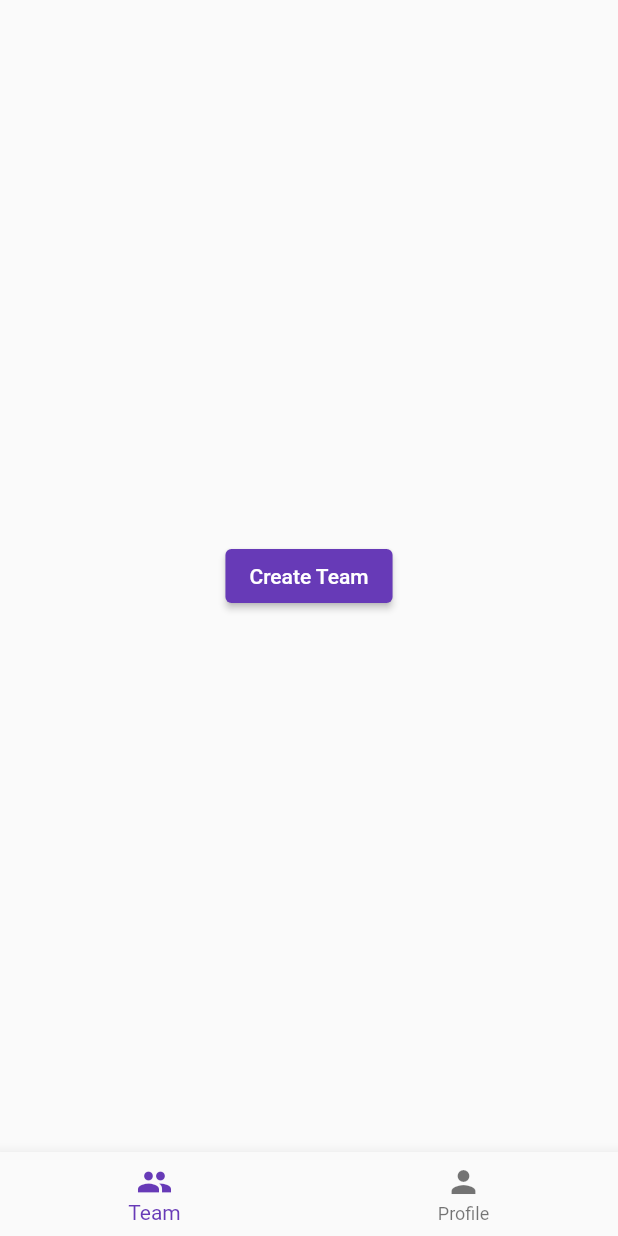
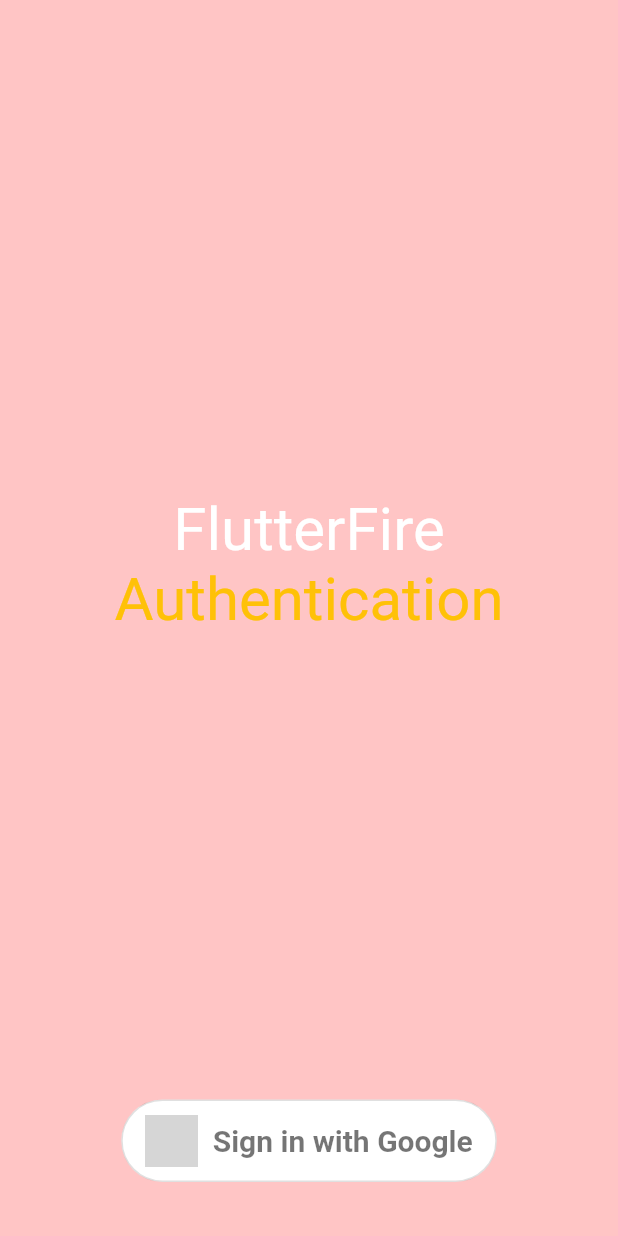
Before and after one commit to Codes-on-Roadshow/teamapp, a Flutter app: the screen it shows after launch, on a phone screen of 412 x 824 dp. Run offline on Flutter 3.47's test engine with Material 2 defaults, Android fonts, the phone set to English and light mode, and no system bars; our stand-ins replace firebase_auth, firebase_core, google_sign_in; missing offline and left inert: unleash; accounts and stored records are empty; network calls fail; grey boxes are pictures that could not be loaded.

Commit message:
[WIP] add sign in with google

```diff
--- a/mobile/lib/main.dart
+++ b/mobile/lib/main.dart
@@ -1,4 +1,6 @@
+import 'package:firebase_auth/firebase_auth.dart';
 import 'package:flutter/material.dart';
+import 'package:team_app/utils/authentication.dart';
 import 'package:unleash/unleash.dart';
 import 'package:firebase_core/firebase_core.dart';
 import 'firebase_options.dart';
@@ -23,13 +25,146 @@
   runApp(const App());
 }
 
+class SignInScreen extends StatefulWidget {
+  const SignInScreen({Key? key}) : super(key: key);
+
+  @override
+  _SignInScreenState createState() => _SignInScreenState();
+}
+
+class _SignInScreenState extends State<SignInScreen> {
+  @override
+  Widget build(BuildContext context) {
+    return Scaffold(
+      backgroundColor: Color.fromARGB(255, 255, 197, 197),
+      body: SafeArea(
+        child: Padding(
+          padding: const EdgeInsets.only(
+            left: 16.0,
+            right: 16.0,
+            bottom: 20.0,
+          ),
+          child: Column(
+            mainAxisSize: MainAxisSize.max,
+            children: [
+              Row(),
+              Expanded(
+                child: Column(
+                  mainAxisSize: MainAxisSize.min,
+                  mainAxisAlignment: MainAxisAlignment.center,
+                  children: const [
+                    SizedBox(height: 20),
+                    Text(
+                      'FlutterFire',
+                      style: TextStyle(
+                        color: Colors.white,
+                        fontSize: 40,
+                      ),
+                    ),
+                    Text(
+                      'Authentication',
+                      style: TextStyle(
+                        color: Colors.amber,
+                        fontSize: 40,
+                      ),
+                    ),
+                  ],
+                ),
+              ),
+              const GoogleSignInButton()
+            ],
+          ),
+        ),
+      ),
+    );
+  }
+}
+
+class GoogleSignInButton extends StatefulWidget {
+  const GoogleSignInButton({Key? key}) : super(key: key);
+
+  @override
+  _GoogleSignInButtonState createState() => _GoogleSignInButtonState();
+}
+
+class _GoogleSignInButtonState extends State<GoogleSignInButton> {
+  bool _isSigningIn = false;
+
+  @override
+  Widget build(BuildContext context) {
+    return Padding(
+      padding: const EdgeInsets.only(bottom: 16.0),
+      child: _isSigningIn
+          ? const CircularProgressIndicator(
+              valueColor: AlwaysStoppedAnimation<Color>(Colors.white),
+            )
+          : OutlinedButton(
+              style: ButtonStyle(
+                backgroundColor: MaterialStateProperty.all(Colors.white),
+                shape: MaterialStateProperty.all(
+                  RoundedRectangleBorder(
+                    borderRadius: BorderRadius.circular(40),
+                  ),
+                ),
+              ),
+              onPressed: () async {
+                setState(() {
+                  _isSigningIn = true;
+                });
+
+                User? user =
+                    await Authentication.signInWithGoogle(context: context);
+
+                setState(() {
+                  _isSigningIn = false;
+                });
+
+                if (user != null) {
+                  Navigator.of(context).pushReplacement(
+                    MaterialPageRoute(
+                      builder: (context) => ProfilePage(
+                        user: user,
+                      ),
+                    ),
+                  );
+                }
+              },
+              child: Padding(
+                padding: const EdgeInsets.fromLTRB(0, 10, 0, 10),
+                child: Row(
+                  mainAxisSize: MainAxisSize.min,
+                  mainAxisAlignment: MainAxisAlignment.center,
+                  children: const <Widget>[
+                    Image(
+                      image: NetworkImage("https://www.freepnglogos.com/uploads/google-logo-png/google-logo-png-webinar-optimizing-for-success-google-business-webinar-13.png"),
+                      height: 35.0,
+                    ),
+                    Padding(
+                      padding: EdgeInsets.only(left: 10),
+                      child: Text(
+                        'Sign in with Google',
+                        style: TextStyle(
+                          fontSize: 20,
+                          color: Colors.black54,
+                          fontWeight: FontWeight.w600,
+                        ),
+                      ),
+                    )
+                  ],
+                ),
+              ),
+            ),
+    );
+  }
+}
+
 class App extends StatelessWidget {
   const App({Key? key}) : super(key: key);
 
   @override
   Widget build(BuildContext context) {
     return MaterialApp(
-      home: const MyStatefulWidget(),
+      home: const SignInScreen(),
       theme: ThemeData(
         primaryColor: Colors.deepPurple,
         textSelectionTheme: const TextSelectionThemeData(
@@ -101,7 +236,9 @@
 }
 
 class ProfilePage extends StatelessWidget {
-  const ProfilePage({Key? key}) : super(key: key);
+  const ProfilePage({Key? key, User? user}) : _user = user, super(key: key);
+
+  final User? _user;
 
   @override
   Widget build(BuildContext context) {
@@ -117,8 +254,8 @@
               backgroundImage: NetworkImage('https://placekitten.com/200/200'),
             ),
           ),
-          Text('Ranu WP', style: Theme.of(context).textTheme.headline3),
-          Text('ranu.wp@team.com',
+          Text(_user!.displayName!, style: Theme.of(context).textTheme.headline3),
+          Text(_user!.email!,
               style: Theme.of(context).textTheme.headline5),
         ],
       ),
```
Also changed, not shown: mobile/lib/utils/authentication.dart (added, +105 -0 lines).
